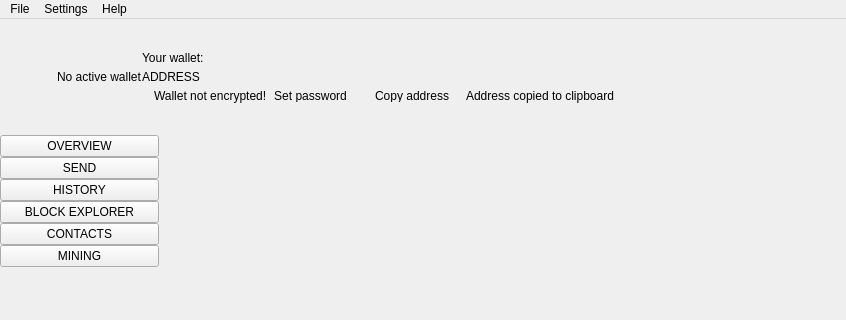
Above: src/Gui/MainWindow/MainWindow.ui from Karbovanets/Karbo-lite before the change; both pictures show x 0 to 846 and y 0 to 320 of the 1273 by 824 pixel window. Below: the same form after it.
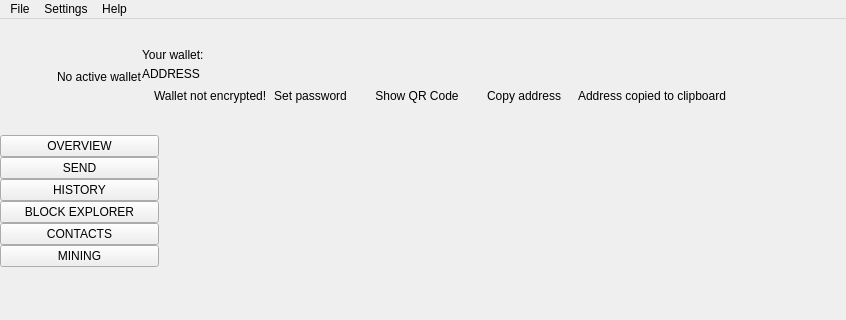
That is the form after the change. Icons and pictures are not drawn. Custom widgets are drawn as their Qt base class.

The edit to the form file:
```diff
--- a/src/Gui/MainWindow/MainWindow.ui
+++ b/src/Gui/MainWindow/MainWindow.ui
@@ -213,6 +213,24 @@
             </property>
             <item alignment="Qt::AlignTop">
              <widget class="QFrame" name="m_notEncryptedFrame">
+              <property name="sizePolicy">
+               <sizepolicy hsizetype="Preferred" vsizetype="Preferred">
+                <horstretch>0</horstretch>
+                <verstretch>0</verstretch>
+               </sizepolicy>
+              </property>
+              <property name="maximumSize">
+               <size>
+                <width>16777215</width>
+                <height>20</height>
+               </size>
+              </property>
+              <property name="baseSize">
+               <size>
+                <width>0</width>
+                <height>0</height>
+               </size>
+              </property>
               <property name="frameShape">
                <enum>QFrame::NoFrame</enum>
               </property>
@@ -237,6 +255,24 @@
                </property>
                <item alignment="Qt::AlignVCenter">
                 <widget class="QLabel" name="m_notEncryptedIconLabel">
+                 <property name="sizePolicy">
+                  <sizepolicy hsizetype="Minimum" vsizetype="Fixed">
+                   <horstretch>0</horstretch>
+                   <verstretch>0</verstretch>
+                  </sizepolicy>
+                 </property>
+                 <property name="minimumSize">
+                  <size>
+                   <width>0</width>
+                   <height>20</height>
+                  </size>
+                 </property>
+                 <property name="maximumSize">
+                  <size>
+                   <width>16777215</width>
+                   <height>20</height>
+                  </size>
+                 </property>
                  <property name="text">
                   <string/>
                  </property>
@@ -266,6 +302,24 @@
                </item>
                <item alignment="Qt::AlignVCenter">
                 <widget class="WalletGui::WalletTinyGrayTextLabel" name="m_notEncryptedTextLabel">
+                 <property name="sizePolicy">
+                  <sizepolicy hsizetype="Preferred" vsizetype="Fixed">
+                   <horstretch>0</horstretch>
+                   <verstretch>0</verstretch>
+                  </sizepolicy>
+                 </property>
+                 <property name="minimumSize">
+                  <size>
+                   <width>0</width>
+                   <height>20</height>
+                  </size>
+                 </property>
+                 <property name="maximumSize">
+                  <size>
+                   <width>16777215</width>
+                   <height>20</height>
+                  </size>
+                 </property>
                  <property name="text">
                   <string>Wallet not encrypted!</string>
                  </property>
@@ -293,7 +347,7 @@
                <item alignment="Qt::AlignVCenter">
                 <widget class="WalletGui::WalletTinyLinkLikeButton" name="m_encryptButton">
                  <property name="sizePolicy">
-                  <sizepolicy hsizetype="Minimum" vsizetype="Minimum">
+                  <sizepolicy hsizetype="Minimum" vsizetype="Fixed">
                    <horstretch>0</horstretch>
                    <verstretch>0</verstretch>
                   </sizepolicy>
@@ -301,7 +355,7 @@
                  <property name="minimumSize">
                   <size>
                    <width>0</width>
-                   <height>3</height>
+                   <height>20</height>
                   </size>
                  </property>
                  <property name="cursor">
@@ -316,7 +370,7 @@
                 </widget>
                </item>
                <item>
-                <spacer name="horizontalSpacer_10">
+                <spacer name="horizontalSpacer_4">
                  <property name="orientation">
                   <enum>Qt::Horizontal</enum>
                  </property>
@@ -334,10 +388,63 @@
               </layout>
              </widget>
             </item>
-            <item alignment="Qt::AlignVCenter">
+            <item>
+             <widget class="WalletGui::WalletTinyLinkLikeButton" name="m_showQrCodeButton">
+              <property name="sizePolicy">
+               <sizepolicy hsizetype="Minimum" vsizetype="Fixed">
+                <horstretch>0</horstretch>
+                <verstretch>0</verstretch>
+               </sizepolicy>
+              </property>
+              <property name="minimumSize">
+               <size>
+                <width>0</width>
+                <height>20</height>
+               </size>
+              </property>
+              <property name="maximumSize">
+               <size>
+                <width>16777215</width>
+                <height>20</height>
+               </size>
+              </property>
+              <property name="cursor">
+               <cursorShape>PointingHandCursor</cursorShape>
+              </property>
+              <property name="focusPolicy">
+               <enum>Qt::NoFocus</enum>
+              </property>
+              <property name="autoFillBackground">
+               <bool>true</bool>
+              </property>
+              <property name="text">
+               <string>Show QR Code</string>
+              </property>
+              <property name="flat">
+               <bool>true</bool>
+              </property>
+             </widget>
+            </item>
+            <item>
+             <spacer name="horizontalSpacer_10">
+              <property name="orientation">
+               <enum>Qt::Horizontal</enum>
+              </property>
+              <property name="sizeType">
+               <enum>QSizePolicy::Fixed</enum>
+              </property>
+              <property name="sizeHint" stdset="0">
+               <size>
+                <width>20</width>
+                <height>3</height>
+               </size>
+              </property>
+             </spacer>
+            </item>
+            <item>
              <widget class="WalletGui::WalletTinyLinkLikeButton" name="m_copyAddressButton">
               <property name="sizePolicy">
-               <sizepolicy hsizetype="Minimum" vsizetype="Minimum">
+               <sizepolicy hsizetype="Minimum" vsizetype="Fixed">
                 <horstretch>0</horstretch>
                 <verstretch>0</verstretch>
                </sizepolicy>
@@ -345,7 +452,13 @@
               <property name="minimumSize">
                <size>
                 <width>0</width>
-                <height>3</height>
+                <height>20</height>
+               </size>
+              </property>
+              <property name="maximumSize">
+               <size>
+                <width>16777215</width>
+                <height>20</height>
                </size>
               </property>
               <property name="cursor">
@@ -383,6 +496,24 @@
             </item>
             <item alignment="Qt::AlignVCenter">
              <widget class="WalletGui::CopyMagicLabel" name="m_copyAddressLabel">
+              <property name="sizePolicy">
+               <sizepolicy hsizetype="Preferred" vsizetype="Fixed">
+                <horstretch>0</horstretch>
+                <verstretch>0</verstretch>
+               </sizepolicy>
+              </property>
+              <property name="minimumSize">
+               <size>
+                <width>0</width>
+                <height>20</height>
+               </size>
+              </property>
+              <property name="maximumSize">
+               <size>
+                <width>16777215</width>
+                <height>20</height>
+               </size>
+              </property>
               <property name="text">
                <string>Address copied to clipboard</string>
               </property>
@@ -1024,16 +1155,16 @@
    <extends>QLabel</extends>
    <header>Gui/Common/WalletTextLabel.h</header>
   </customwidget>
-  <customwidget>
-   <class>WalletGui::CopyMagicLabel</class>
-   <extends>QLabel</extends>
-   <header>Gui/Common/CopyMagicLabel.h</header>
-  </customwidget>
   <customwidget>
    <class>WalletGui::WalletTinyLinkLikeButton</class>
    <extends>QPushButton</extends>
    <header>Gui/Common/WalletLinkLikeButton.h</header>
   </customwidget>
+  <customwidget>
+   <class>WalletGui::CopyMagicLabel</class>
+   <extends>QLabel</extends>
+   <header>Gui/Common/CopyMagicLabel.h</header>
+  </customwidget>
   <customwidget>
    <class>WalletGui::OverviewFrame</class>
    <extends>QFrame</extends>
```
Left out of the diff: 16 changed lines with no effect on the pictures.
